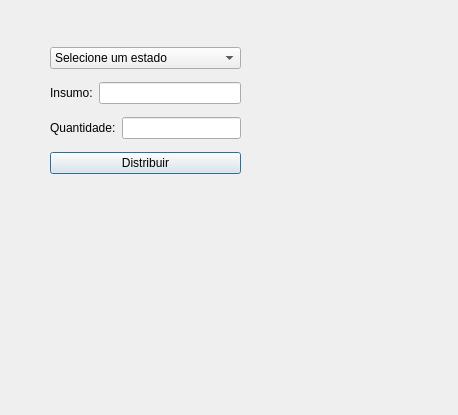
This is Projeto 2/JanelaDistribuir.ui in andersoncoutinho/Linguagem-de-Programacao-I as Qt 5 draws it before an edit. The edited form follows.
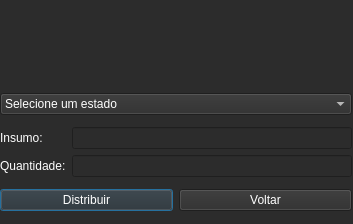
This is the edited form. Icons and pictures are not drawn.

Commit message: add styleSheet janelas

Diff of the .ui file:
```diff
--- a/Projeto 2/JanelaDistribuir.ui
+++ b/Projeto 2/JanelaDistribuir.ui
@@ -6,23 +6,46 @@
    <rect>
     <x>0</x>
     <y>0</y>
-    <width>458</width>
-    <height>415</height>
+    <width>353</width>
+    <height>224</height>
    </rect>
   </property>
   <property name="windowTitle">
    <string>Dialog</string>
   </property>
+  <property name="styleSheet">
+   <string notr="true">background-color: rgb(44, 44, 44);
+color: rgb(255, 255, 255);</string>
+  </property>
   <widget class="QWidget" name="verticalLayoutWidget">
    <property name="geometry">
     <rect>
-     <x>50</x>
-     <y>40</y>
-     <width>191</width>
-     <height>141</height>
+     <x>0</x>
+     <y>0</y>
+     <width>352</width>
+     <height>221</height>
     </rect>
    </property>
    <layout class="QVBoxLayout" name="verticalLayout">
+    <item>
+     <widget class="QLabel" name="label_9">
+      <property name="maximumSize">
+       <size>
+        <width>350</width>
+        <height>75</height>
+       </size>
+      </property>
+      <property name="text">
+       <string/>
+      </property>
+      <property name="pixmap">
+       <pixmap resource="Arquivo_de_Recursos.qrc">:/icones/icones/ms.png</pixmap>
+      </property>
+      <property name="scaledContents">
+       <bool>true</bool>
+      </property>
+     </widget>
+    </item>
     <item>
      <widget class="QComboBox" name="comboBox">
       <item>
@@ -170,6 +193,8 @@
     <item>
      <layout class="QHBoxLayout" name="horizontalLayout_2">
       <item>
+       <layout class="QVBoxLayout" name="verticalLayout_3">
+        <item>
        <widget class="QLabel" name="label_2">
         <property name="text">
          <string>Insumo:</string>
@@ -177,19 +202,19 @@
        </widget>
       </item>
       <item>
-       <widget class="QLineEdit" name="textFieldInsumo"/>
-      </item>
-     </layout>
-    </item>
-    <item>
-     <layout class="QHBoxLayout" name="horizontalLayout">
-      <item>
        <widget class="QLabel" name="label">
         <property name="text">
          <string>Quantidade:</string>
         </property>
        </widget>
       </item>
+       </layout>
+      </item>
+      <item>
+       <layout class="QVBoxLayout" name="verticalLayout_2">
+        <item>
+         <widget class="QLineEdit" name="textFieldInsumo"/>
+        </item>
       <item>
        <widget class="QLineEdit" name="textFieldQtd">
         <property name="layoutDirection">
@@ -199,6 +224,10 @@
       </item>
      </layout>
     </item>
+     </layout>
+    </item>
+    <item>
+     <layout class="QHBoxLayout" name="horizontalLayout">
     <item>
      <widget class="QPushButton" name="btnDistribuir">
       <property name="text">
@@ -206,7 +235,16 @@
       </property>
      </widget>
     </item>
-   </layout>
+      <item>
+       <widget class="QPushButton" name="btnVoltar">
+        <property name="text">
+         <string>Voltar</string>
+        </property>
+       </widget>
+      </item>
+     </layout>
+    </item>
+   </layout>
   </widget>
  </widget>
  <resources/>
```
Left out of the diff: 4 changed lines with no effect on the pictures. Lines whose indentation alone changed are shown as unchanged. The commit also changes 31 other files.
